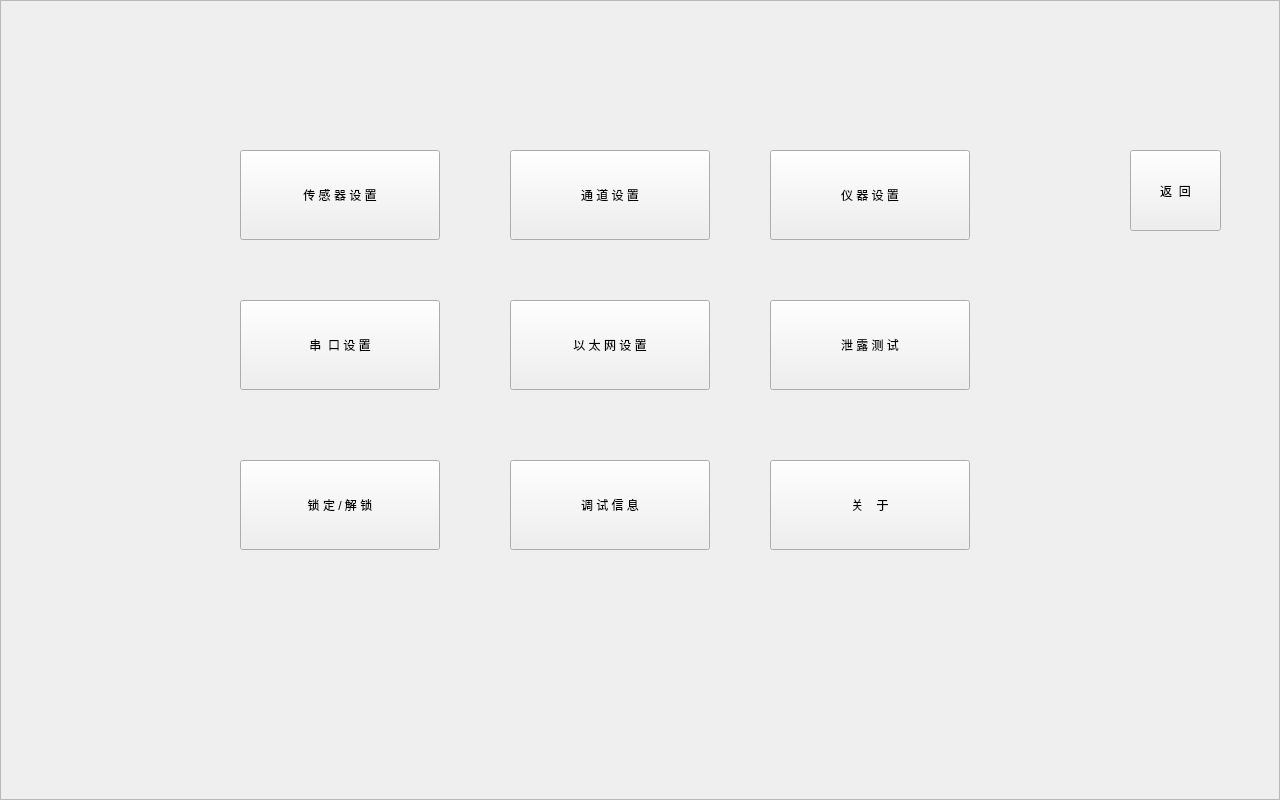
Before: the Qt Designer form manu.ui in thewayI/tiny4412, drawn with Qt 5.
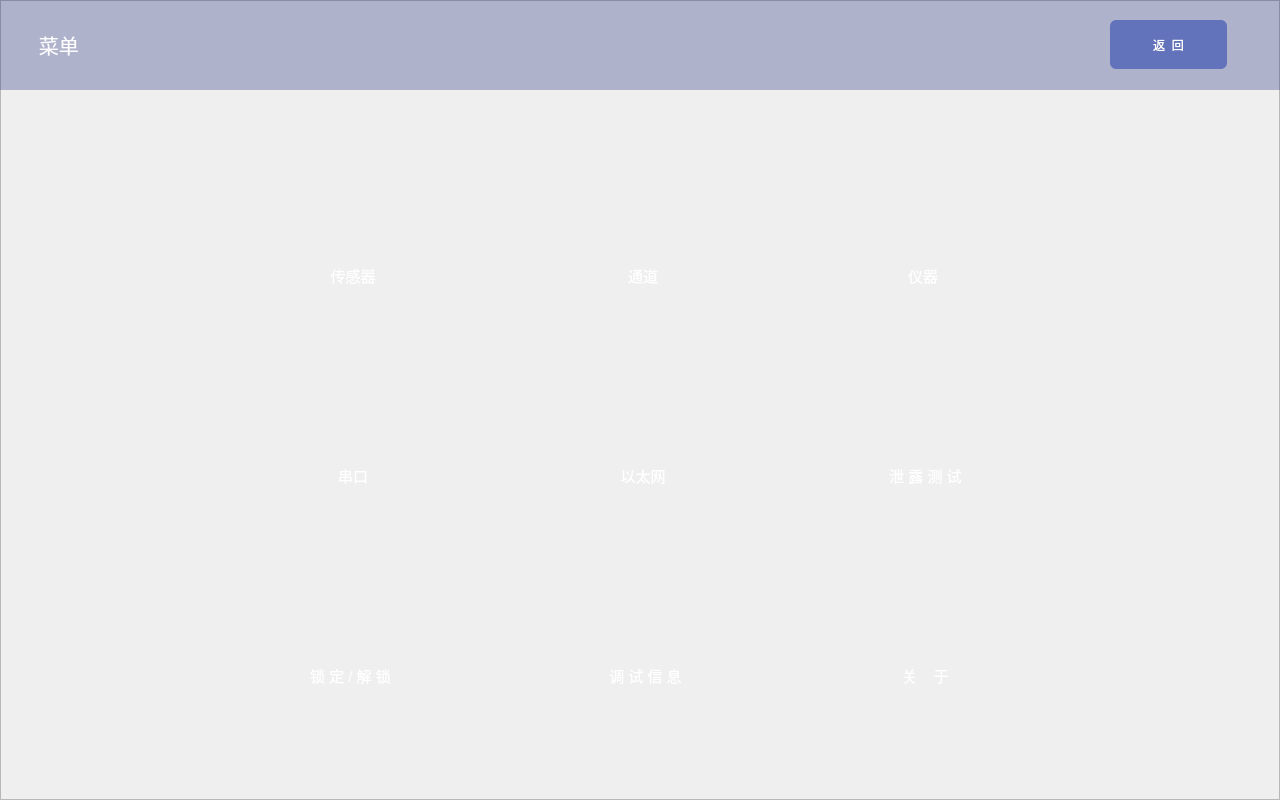
After: the same form once the commit is applied. Icons and pictures are not drawn.

Patch:
```diff
--- a/manu.ui
+++ b/manu.ui
@@ -16,10 +16,10 @@
   <widget class="QPushButton" name="btn_configureMachine">
    <property name="geometry">
     <rect>
-     <x>770</x>
-     <y>150</y>
-     <width>200</width>
-     <height>90</height>
+     <x>873</x>
+     <y>140</y>
+     <width>106</width>
+     <height>106</height>
     </rect>
    </property>
    <property name="font">
@@ -27,17 +27,27 @@
      <pointsize>9</pointsize>
     </font>
    </property>
+   <property name="styleSheet">
+    <string notr="true">border-top-left-radius:53px;
+border-top-right-radius:53px;
+border-bottom-left-radius:53px;
+border-bottom-right-radius:53px;
+border-image: url(:/new/prefix1/image/icon_仪器.png);</string>
+   </property>
    <property name="text">
-    <string>仪 器 设 置</string>
+    <string/>
+   </property>
+   <property name="flat">
+    <bool>true</bool>
    </property>
   </widget>
   <widget class="QPushButton" name="btn_configureSensor">
    <property name="geometry">
     <rect>
-     <x>240</x>
-     <y>150</y>
-     <width>200</width>
-     <height>90</height>
+     <x>300</x>
+     <y>140</y>
+     <width>106</width>
+     <height>106</height>
     </rect>
    </property>
    <property name="font">
@@ -48,17 +58,27 @@
    <property name="focusPolicy">
     <enum>Qt::ClickFocus</enum>
    </property>
+   <property name="styleSheet">
+    <string notr="true">border-image: url(:/new/prefix1/image/icon_传感器.png);
+border-top-left-radius:53px;
+border-top-right-radius:53px;
+border-bottom-left-radius:53px;
+border-bottom-right-radius:53px;</string>
+   </property>
    <property name="text">
-    <string>传 感 器 设 置</string>
+    <string/>
+   </property>
+   <property name="flat">
+    <bool>true</bool>
    </property>
   </widget>
   <widget class="QPushButton" name="btn_configureChan">
    <property name="geometry">
     <rect>
-     <x>510</x>
-     <y>150</y>
-     <width>200</width>
-     <height>90</height>
+     <x>587</x>
+     <y>140</y>
+     <width>106</width>
+     <height>106</height>
     </rect>
    </property>
    <property name="font">
@@ -69,17 +89,27 @@
    <property name="focusPolicy">
     <enum>Qt::ClickFocus</enum>
    </property>
+   <property name="styleSheet">
+    <string notr="true">border-image: url(:/new/prefix1/image/icon_通道.png);
+border-top-left-radius:53px;
+border-top-right-radius:53px;
+border-bottom-left-radius:53px;
+border-bottom-right-radius:53px;</string>
+   </property>
    <property name="text">
-    <string>通 道 设 置</string>
+    <string/>
+   </property>
+   <property name="flat">
+    <bool>true</bool>
    </property>
   </widget>
   <widget class="QPushButton" name="btn_configureETH">
    <property name="geometry">
     <rect>
-     <x>510</x>
-     <y>300</y>
-     <width>200</width>
-     <height>90</height>
+     <x>587</x>
+     <y>340</y>
+     <width>106</width>
+     <height>106</height>
     </rect>
    </property>
    <property name="font">
@@ -90,17 +120,27 @@
    <property name="focusPolicy">
     <enum>Qt::ClickFocus</enum>
    </property>
+   <property name="styleSheet">
+    <string notr="true">border-top-left-radius:53px;
+border-image: url(:/new/prefix1/image/icon_以太网.png);
+border-top-right-radius:53px;
+border-bottom-left-radius:53px;
+border-bottom-right-radius:53px;</string>
+   </property>
    <property name="text">
-    <string>以 太 网 设 置</string>
+    <string/>
+   </property>
+   <property name="flat">
+    <bool>true</bool>
    </property>
   </widget>
   <widget class="QPushButton" name="btn_about">
    <property name="geometry">
     <rect>
-     <x>770</x>
-     <y>460</y>
-     <width>200</width>
-     <height>90</height>
+     <x>873</x>
+     <y>550</y>
+     <width>106</width>
+     <height>106</height>
     </rect>
    </property>
    <property name="font">
@@ -111,17 +151,27 @@
    <property name="focusPolicy">
     <enum>Qt::ClickFocus</enum>
    </property>
+   <property name="styleSheet">
+    <string notr="true">border-top-left-radius:53px;
+border-image: url(:/new/prefix1/image/icon_关于.png);
+border-top-right-radius:53px;
+border-bottom-left-radius:53px;
+border-bottom-right-radius:53px;</string>
+   </property>
    <property name="text">
-    <string>关    于</string>
+    <string/>
+   </property>
+   <property name="flat">
+    <bool>true</bool>
    </property>
   </widget>
   <widget class="QPushButton" name="btn_configureSerial">
    <property name="geometry">
     <rect>
-     <x>240</x>
-     <y>300</y>
-     <width>200</width>
-     <height>90</height>
+     <x>300</x>
+     <y>340</y>
+     <width>106</width>
+     <height>106</height>
     </rect>
    </property>
    <property name="font">
@@ -132,17 +182,27 @@
    <property name="focusPolicy">
     <enum>Qt::ClickFocus</enum>
    </property>
+   <property name="styleSheet">
+    <string notr="true">border-top-left-radius:53px;
+border-image: url(:/new/prefix1/image/icon_串口.png);
+border-top-right-radius:53px;
+border-bottom-left-radius:53px;
+border-bottom-right-radius:53px;</string>
+   </property>
    <property name="text">
-    <string>串  口 设 置</string>
+    <string/>
+   </property>
+   <property name="flat">
+    <bool>true</bool>
    </property>
   </widget>
   <widget class="QPushButton" name="btn_debugInfo">
    <property name="geometry">
     <rect>
-     <x>510</x>
-     <y>460</y>
-     <width>200</width>
-     <height>90</height>
+     <x>587</x>
+     <y>550</y>
+     <width>106</width>
+     <height>106</height>
     </rect>
    </property>
    <property name="font">
@@ -153,17 +213,27 @@
    <property name="focusPolicy">
     <enum>Qt::ClickFocus</enum>
    </property>
+   <property name="styleSheet">
+    <string notr="true">border-top-left-radius:53px;
+border-image: url(:/new/prefix1/image/icon_调试信息.png);
+border-top-right-radius:53px;
+border-bottom-left-radius:53px;
+border-bottom-right-radius:53px;</string>
+   </property>
    <property name="text">
-    <string>调 试 信 息</string>
+    <string/>
+   </property>
+   <property name="flat">
+    <bool>true</bool>
    </property>
   </widget>
   <widget class="QPushButton" name="btn_lockUnlock">
    <property name="geometry">
     <rect>
-     <x>240</x>
-     <y>460</y>
-     <width>200</width>
-     <height>90</height>
+     <x>300</x>
+     <y>550</y>
+     <width>106</width>
+     <height>106</height>
     </rect>
    </property>
    <property name="font">
@@ -174,17 +244,27 @@
    <property name="focusPolicy">
     <enum>Qt::ClickFocus</enum>
    </property>
+   <property name="styleSheet">
+    <string notr="true">border-top-left-radius:53px;
+border-image: url(:/new/prefix1/image/icon_锁定、解锁.png);
+border-top-right-radius:53px;
+border-bottom-left-radius:53px;
+border-bottom-right-radius:53px;</string>
+   </property>
    <property name="text">
-    <string>锁 定 / 解 锁</string>
+    <string/>
+   </property>
+   <property name="flat">
+    <bool>true</bool>
    </property>
   </widget>
   <widget class="QPushButton" name="btn_leakTest">
    <property name="geometry">
     <rect>
-     <x>770</x>
-     <y>300</y>
-     <width>200</width>
-     <height>90</height>
+     <x>873</x>
+     <y>340</y>
+     <width>106</width>
+     <height>106</height>
     </rect>
    </property>
    <property name="font">
@@ -195,17 +275,27 @@
    <property name="focusPolicy">
     <enum>Qt::ClickFocus</enum>
    </property>
+   <property name="styleSheet">
+    <string notr="true">border-top-left-radius:53px;
+border-image: url(:/new/prefix1/image/icon_泄露测试.png);
+border-top-right-radius:53px;
+border-bottom-left-radius:53px;
+border-bottom-right-radius:53px;</string>
+   </property>
    <property name="text">
-    <string>泄 露 测 试</string>
+    <string/>
+   </property>
+   <property name="flat">
+    <bool>true</bool>
    </property>
   </widget>
   <widget class="QPushButton" name="btn_configureMachine_2">
    <property name="geometry">
     <rect>
-     <x>1130</x>
-     <y>150</y>
-     <width>91</width>
-     <height>81</height>
+     <x>1110</x>
+     <y>20</y>
+     <width>117</width>
+     <height>49</height>
     </rect>
    </property>
    <property name="font">
@@ -213,11 +303,277 @@
      <pointsize>9</pointsize>
     </font>
    </property>
+   <property name="styleSheet">
+    <string notr="true">border-top-left-radius:6px;
+background-color: rgb(99, 115, 187);
+border-top-right-radius:6px;
+border-bottom-left-radius:6px;
+border-bottom-right-radius:6px;
+color: rgb(255, 255, 255);</string>
+   </property>
    <property name="text">
     <string>返  回</string>
    </property>
+   <property name="flat">
+    <bool>true</bool>
+   </property>
   </widget>
-  <widget class="QFrame" name="frame">
+  <widget class="QLabel" name="label">
+   <property name="geometry">
+    <rect>
+     <x>0</x>
+     <y>0</y>
+     <width>1280</width>
+     <height>90</height>
+    </rect>
+   </property>
+   <property name="font">
+    <font>
+     <pointsize>15</pointsize>
+    </font>
+   </property>
+   <property name="styleSheet">
+    <string notr="true">color: rgb(253, 252, 254);
+background-color: rgba(34, 44, 125,80);
+</string>
+   </property>
+   <property name="text">
+    <string>       菜单</string>
+   </property>
+  </widget>
+  <widget class="QLabel" name="label_11">
+   <property name="geometry">
+    <rect>
+     <x>20</x>
+     <y>20</y>
+     <width>49</width>
+     <height>49</height>
+    </rect>
+   </property>
+   <property name="styleSheet">
+    <string notr="true">border-image: url(:/new/prefix1/image/icon_菜单.png);</string>
+   </property>
+   <property name="text">
+    <string/>
+   </property>
+  </widget>
+  <widget class="QLabel" name="label_12">
+   <property name="geometry">
+    <rect>
+     <x>590</x>
+     <y>450</y>
+     <width>106</width>
+     <height>51</height>
+    </rect>
+   </property>
+   <property name="font">
+    <font>
+     <pointsize>11</pointsize>
+    </font>
+   </property>
+   <property name="styleSheet">
+    <string notr="true">color: rgb(255, 255, 255);</string>
+   </property>
+   <property name="text">
+    <string>以太网</string>
+   </property>
+   <property name="alignment">
+    <set>Qt::AlignCenter</set>
+   </property>
+  </widget>
+  <widget class="QLabel" name="label_13">
+   <property name="geometry">
+    <rect>
+     <x>300</x>
+     <y>250</y>
+     <width>106</width>
+     <height>51</height>
+    </rect>
+   </property>
+   <property name="font">
+    <font>
+     <pointsize>11</pointsize>
+    </font>
+   </property>
+   <property name="styleSheet">
+    <string notr="true">color: rgb(255, 255, 255);</string>
+   </property>
+   <property name="text">
+    <string>传感器</string>
+   </property>
+   <property name="alignment">
+    <set>Qt::AlignCenter</set>
+   </property>
+  </widget>
+  <widget class="QLabel" name="label_14">
+   <property name="geometry">
+    <rect>
+     <x>300</x>
+     <y>450</y>
+     <width>106</width>
+     <height>51</height>
+    </rect>
+   </property>
+   <property name="font">
+    <font>
+     <pointsize>11</pointsize>
+    </font>
+   </property>
+   <property name="styleSheet">
+    <string notr="true">color: rgb(255, 255, 255);</string>
+   </property>
+   <property name="text">
+    <string>串口</string>
+   </property>
+   <property name="alignment">
+    <set>Qt::AlignCenter</set>
+   </property>
+  </widget>
+  <widget class="QLabel" name="label_15">
+   <property name="geometry">
+    <rect>
+     <x>560</x>
+     <y>650</y>
+     <width>171</width>
+     <height>51</height>
+    </rect>
+   </property>
+   <property name="font">
+    <font>
+     <pointsize>11</pointsize>
+    </font>
+   </property>
+   <property name="styleSheet">
+    <string notr="true">color: rgb(255, 255, 255);</string>
+   </property>
+   <property name="text">
+    <string>调 试 信 息</string>
+   </property>
+   <property name="alignment">
+    <set>Qt::AlignCenter</set>
+   </property>
+  </widget>
+  <widget class="QLabel" name="label_16">
+   <property name="geometry">
+    <rect>
+     <x>850</x>
+     <y>450</y>
+     <width>151</width>
+     <height>51</height>
+    </rect>
+   </property>
+   <property name="font">
+    <font>
+     <pointsize>11</pointsize>
+    </font>
+   </property>
+   <property name="styleSheet">
+    <string notr="true">color: rgb(255, 255, 255);</string>
+   </property>
+   <property name="text">
+    <string>泄 露 测 试</string>
+   </property>
+   <property name="alignment">
+    <set>Qt::AlignCenter</set>
+   </property>
+  </widget>
+  <widget class="QLabel" name="label_17">
+   <property name="geometry">
+    <rect>
+     <x>870</x>
+     <y>250</y>
+     <width>106</width>
+     <height>51</height>
+    </rect>
+   </property>
+   <property name="font">
+    <font>
+     <pointsize>11</pointsize>
+    </font>
+   </property>
+   <property name="styleSheet">
+    <string notr="true">color: rgb(255, 255, 255);</string>
+   </property>
+   <property name="text">
+    <string>仪器</string>
+   </property>
+   <property name="alignment">
+    <set>Qt::AlignCenter</set>
+   </property>
+  </widget>
+  <widget class="QLabel" name="label_18">
+   <property name="geometry">
+    <rect>
+     <x>260</x>
+     <y>650</y>
+     <width>181</width>
+     <height>51</height>
+    </rect>
+   </property>
+   <property name="font">
+    <font>
+     <pointsize>11</pointsize>
+    </font>
+   </property>
+   <property name="styleSheet">
+    <string notr="true">color: rgb(255, 255, 255);</string>
+   </property>
+   <property name="text">
+    <string>锁 定 / 解 锁</string>
+   </property>
+   <property name="alignment">
+    <set>Qt::AlignCenter</set>
+   </property>
+  </widget>
+  <widget class="QLabel" name="label_19">
+   <property name="geometry">
+    <rect>
+     <x>590</x>
+     <y>250</y>
+     <width>106</width>
+     <height>51</height>
+    </rect>
+   </property>
+   <property name="font">
+    <font>
+     <pointsize>11</pointsize>
+    </font>
+   </property>
+   <property name="styleSheet">
+    <string notr="true">color: rgb(255, 255, 255);</string>
+   </property>
+   <property name="text">
+    <string>通道</string>
+   </property>
+   <property name="alignment">
+    <set>Qt::AlignCenter</set>
+   </property>
+  </widget>
+  <widget class="QLabel" name="label_20">
+   <property name="geometry">
+    <rect>
+     <x>850</x>
+     <y>650</y>
+     <width>151</width>
+     <height>51</height>
+    </rect>
+   </property>
+   <property name="font">
+    <font>
+     <pointsize>11</pointsize>
+    </font>
+   </property>
+   <property name="styleSheet">
+    <string notr="true">color: rgb(255, 255, 255);</string>
+   </property>
+   <property name="text">
+    <string>关    于</string>
+   </property>
+   <property name="alignment">
+    <set>Qt::AlignCenter</set>
+   </property>
+  </widget>
+  <widget class="QFrame" name="frame_2">
    <property name="geometry">
     <rect>
      <x>0</x>
@@ -236,7 +592,8 @@
     <enum>QFrame::Raised</enum>
    </property>
   </widget>
-  <zorder>frame</zorder>
+  <zorder>frame_2</zorder>
+  <zorder>label</zorder>
   <zorder>btn_configureMachine</zorder>
   <zorder>btn_configureSensor</zorder>
   <zorder>btn_configureChan</zorder>
@@ -247,6 +604,16 @@
   <zorder>btn_lockUnlock</zorder>
   <zorder>btn_leakTest</zorder>
   <zorder>btn_configureMachine_2</zorder>
+  <zorder>label_11</zorder>
+  <zorder>label_12</zorder>
+  <zorder>label_13</zorder>
+  <zorder>label_14</zorder>
+  <zorder>label_15</zorder>
+  <zorder>label_16</zorder>
+  <zorder>label_17</zorder>
+  <zorder>label_18</zorder>
+  <zorder>label_19</zorder>
+  <zorder>label_20</zorder>
  </widget>
  <resources/>
  <connections/>
```
